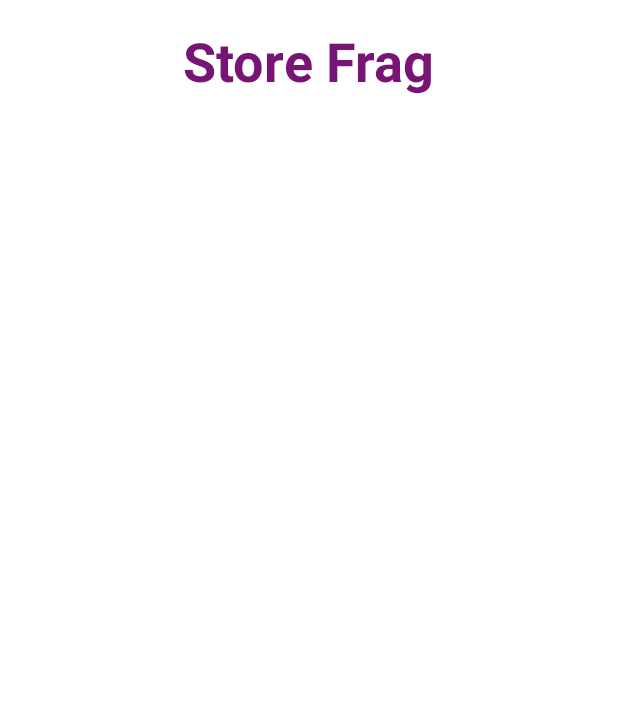
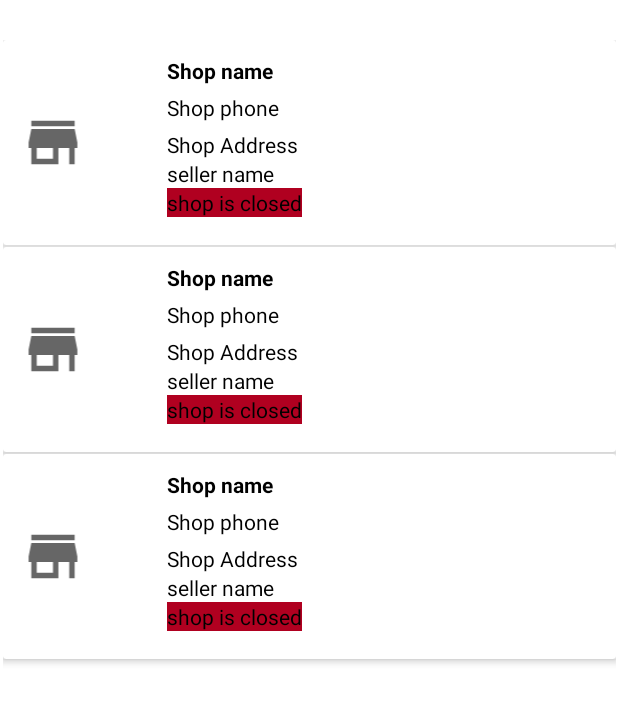
Before and after one commit to spyroy/near_buy, an Android app: the layout fragment_store.xml on its own in the app's theme, with its tools: preview values and no code run, on a phone screen of 412 x 824 dp. Shown: the top 703 px of the screen. Run offline under Robolectric (Android 15) with nearby library versions, the phone set to English and light mode, and no system bars; Roboto replaces fonts that are not available here.

Commit message:
stores view

```diff
--- a/app/src/main/java/com/example/near_buy/RegisterSellerActivity.java
+++ b/app/src/main/java/com/example/near_buy/RegisterSellerActivity.java
@@ -37,7 +37,7 @@ import java.util.concurrent.TimeUnit;
 
 public class RegisterSellerActivity extends AppCompatActivity implements LocationListener {
 
-    EditText mFullname,mShopname, mEmail, mPassword, mConfirm, mphone, maddress;
+    EditText mFullname,mShopname, mEmail, mPassword, mConfirm, mphone, maddress , mcity;
     Button mRegisterbtn;
     TextView mLoginBtn;
     FirebaseAuth fAuth;
@@ -74,6 +74,7 @@ public class RegisterSellerActivity extends AppCompatActivity implements Locatio
         database = FirebaseDatabase.getInstance();
         mDatabase = database.getReference(USER);
         progressBar = findViewById(R.id.progressBar);
+        mcity = findViewById(R.id.cityCo);
 
         gpsBtn.setOnClickListener(new View.OnClickListener() {
             @Override
@@ -186,7 +187,7 @@ public class RegisterSellerActivity extends AppCompatActivity implements Locatio
                             //startActivity(new Intent(getApplicationContext(), Seller_main_activity.class));
                             //return;
                             // }
-                            Manager m = new Manager(mFullname.getText().toString().trim(),mShopname.getText().toString().trim(), email, address, finalPhone,type);
+                            Manager m = new Manager(email,"true",  mFullname.getText().toString().trim(),finalPhone,mShopname.getText().toString().trim(),address, mcity.getText().toString().trim(), finalPhone,type);
                             FirebaseDatabase.getInstance().getReference("users")
                                     .child(FirebaseAuth.getInstance().getCurrentUser().getUid())
                                     .setValue(m).addOnCompleteListener(new OnCompleteListener<Void>() {
--- a/app/src/main/java/com/example/near_buy/register.java
+++ b/app/src/main/java/com/example/near_buy/register.java
@@ -45,7 +45,7 @@ import java.util.concurrent.TimeUnit;
 
 
 public class register extends AppCompatActivity implements LocationListener {
-    EditText mFullname, mEmail, mPassword, mConfirm, mphone, maddress;
+    EditText mFullname, mEmail, mPassword, mConfirm, mphone, maddress, mcity;
     Button mRegisterbtn, button2,button3;
     TextView mLoginBtn;
     FirebaseAuth fAuth;
@@ -81,6 +81,7 @@ public class register extends AppCompatActivity implements LocationListener {
         button2 = findViewById(R.id.already_have_account);
         button3 = findViewById(R.id.register_seller);
         gpsBtn = findViewById(R.id.gpsBt);
+        mcity = findViewById(R.id.cityCo);
 
         fAuth = FirebaseAuth.getInstance();
         database = FirebaseDatabase.getInstance();
@@ -202,7 +203,7 @@ public class register extends AppCompatActivity implements LocationListener {
                             //startActivity(new Intent(getApplicationContext(), Seller_main_activity.class));
                             //return;
                             // }
-                            user u = new user(mFullname.getText().toString().trim(), email, address, finalPhone);
+                            user u = new user(mFullname.getText().toString().trim(), email, address, finalPhone, mcity.getText().toString().trim());
                             FirebaseDatabase.getInstance().getReference("users")
                                     .child(FirebaseAuth.getInstance().getCurrentUser().getUid())
                                     .setValue(u).addOnCompleteListener(new OnCompleteListener<Void>() {
--- a/app/src/main/res/layout/fragment_store.xml
+++ b/app/src/main/res/layout/fragment_store.xml
@@ -9,15 +9,37 @@
 
     <!-- TODO: Update blank fragment layout -->
     <TextView
+        android:id="@+id/textView7"
         android:layout_width="wrap_content"
         android:layout_height="wrap_content"
         android:layout_marginTop="16dp"
-        android:text="Store Frag"
+        android:background="#FFFFFF"
+        android:text="Stores"
         android:textColor="#771575"
         android:textSize="36sp"
         android:textStyle="bold"
-        android:background="#FFFFFF"
         app:layout_constraintEnd_toEndOf="parent"
         app:layout_constraintStart_toStartOf="parent"
         app:layout_constraintTop_toTopOf="parent" />
+
+    <RelativeLayout
+        android:layout_width="wrap_content"
+        android:layout_height="wrap_content"
+        android:layout_marginHorizontal="5dp"
+        android:layout_marginBottom="11dp"
+        app:layout_constraintBottom_toBottomOf="parent"
+        app:layout_constraintEnd_toEndOf="parent"
+        app:layout_constraintStart_toStartOf="parent"
+        app:layout_constraintTop_toBottomOf="@+id/textView7">
+
+        <androidx.recyclerview.widget.RecyclerView
+            android:id="@+id/recycle"
+            android:layout_width="wrap_content"
+            android:layout_height="match_parent"
+            app:layoutManager="androidx.recyclerview.widget.LinearLayoutManager"
+            tools:listitem="@layout/row_shop" />
+    </RelativeLayout>
+
+
+
 </androidx.constraintlayout.widget.ConstraintLayout>
--- /dev/null
+++ b/app/src/main/res/layout/row_shop.xml
@@ -0,0 +1,103 @@
+<?xml version="1.0" encoding="utf-8"?>
+<androidx.cardview.widget.CardView xmlns:android="http://schemas.android.com/apk/res/android"
+    xmlns:app="http://schemas.android.com/apk/res-auto"
+    xmlns:tools="http://schemas.android.com/tools"
+    android:layout_width="match_parent"
+    android:layout_height="wrap_content"
+    android:layout_marginBottom="1dp"
+    app:cardElevation="3dp"
+    app:contentPadding="5dp"
+    tools:context=".storeFrag">
+
+    <RelativeLayout
+        android:id="@+id/shopDetails"
+        android:layout_width="398dp"
+        android:layout_height="126dp">
+
+        <LinearLayout
+            android:id="@+id/linear"
+            android:layout_width="346dp"
+            android:layout_height="match_parent"
+            android:layout_alignParentStart="true"
+            android:layout_alignParentLeft="true"
+            android:layout_marginStart="56dp"
+            android:layout_marginLeft="56dp"
+            android:orientation="vertical">
+
+            <TextView
+                android:id="@+id/shopName"
+                android:layout_width="wrap_content"
+                android:layout_height="wrap_content"
+                android:layout_marginStart="@android:dimen/app_icon_size"
+                android:layout_marginLeft="@android:dimen/app_icon_size"
+                android:layout_marginTop="5dp"
+                android:text="Shop name"
+                android:textColor="@color/black"
+                android:textStyle="bold" />
+
+            <TextView
+                android:id="@+id/shop_phone"
+                android:layout_width="wrap_content"
+                android:layout_height="wrap_content"
+                android:layout_marginStart="@android:dimen/app_icon_size"
+                android:layout_marginLeft="@android:dimen/app_icon_size"
+                android:layout_marginTop="5dp"
+                android:text="Shop phone"
+                android:textColor="@color/black" />
+
+            <TextView
+                android:id="@+id/Address"
+                android:layout_width="wrap_content"
+                android:layout_height="wrap_content"
+                android:layout_marginStart="@android:dimen/app_icon_size"
+                android:layout_marginLeft="@android:dimen/app_icon_size"
+                android:layout_marginTop="5dp"
+                android:text="Shop Address"
+                android:textColor="@color/black" />
+
+            <TextView
+                android:id="@+id/name"
+                android:layout_width="wrap_content"
+                android:layout_height="wrap_content"
+                android:layout_marginStart="@android:dimen/app_icon_size"
+                android:layout_marginLeft="@android:dimen/app_icon_size"
+                android:text="seller name"
+                android:textColor="@color/black"  />
+
+            <TextView
+                android:id="@+id/open"
+                android:layout_width="wrap_content"
+                android:layout_height="wrap_content"
+                android:layout_marginStart="@android:dimen/app_icon_size"
+                android:layout_marginLeft="@android:dimen/app_icon_size"
+                android:background="@color/design_default_color_error"
+                android:text="shop is closed"
+                android:textColor="@color/black" />
+        </LinearLayout>
+
+
+        <ImageView
+            android:id="@+id/shop_im"
+            android:layout_width="56dp"
+            android:layout_height="43dp"
+            android:layout_alignParentStart="true"
+            android:layout_alignParentLeft="true"
+            android:layout_centerVertical="true"
+            android:src="@drawable/ic_baseline_store_24" />
+    </RelativeLayout>
+
+
+    <!-- TODO: Update blank fragment layout -->
+    <!--    <TextView-->
+    <!--        android:layout_width="wrap_content"-->
+    <!--        android:layout_height="wrap_content"-->
+    <!--        android:layout_marginTop="16dp"-->
+    <!--        android:text="Store Frag"-->
+    <!--        android:textColor="#771575"-->
+    <!--        android:textSize="36sp"-->
+    <!--        android:textStyle="bold"-->
+    <!--        android:background="#FFFFFF"-->
+    <!--        app:layout_constraintEnd_toEndOf="parent"-->
+    <!--        app:layout_constraintStart_toStartOf="parent"-->
+    <!--        app:layout_constraintTop_toTopOf="parent" />-->
+</androidx.cardview.widget.CardView>
```
Also changed, not shown: app/src/main/java/com/example/near_buy/Manager.java (+26 -5 lines), app/src/main/java/com/example/near_buy/ShopAdapter.java (added, +77 -0 lines), app/src/main/java/com/example/near_buy/shop.java (added, +100 -0 lines), app/src/main/java/com/example/near_buy/storeFrag.java (+75 -1 lines), app/src/main/java/com/example/near_buy/user.java (+19 -2 lines), app/src/main/res/layout/activity_register.xml (+22 -1 lines), app/src/main/res/layout/activity_register_seller.xml (+22 -1 lines), 323 other files.
